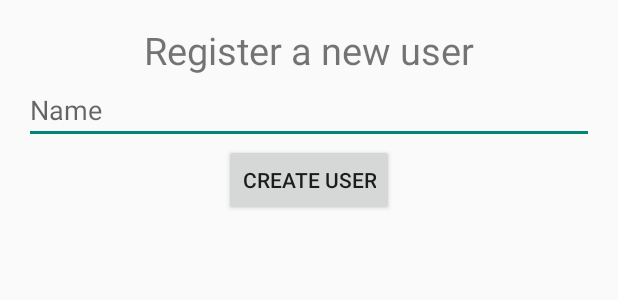
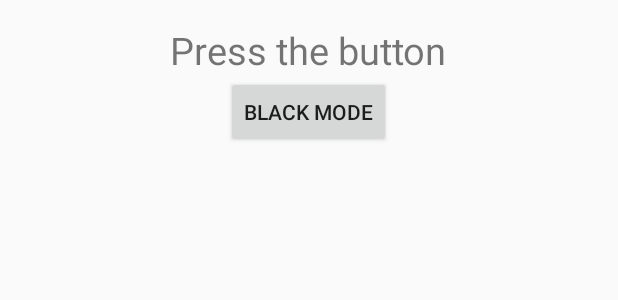
Before and after one commit to andrew749/Pluto-NFC, an Android app: the layout fragment_main.xml on its own in the app's theme, with its tools: preview values and no code run, on a phone screen of 412 x 824 dp. Shown: the top 300 px of the screen. Run offline under Robolectric (Android 15) with nearby library versions, the phone set to English and light mode, and no system bars.

Commit message:
Black screen mode

```diff
--- a/app/src/main/res/layout/fragment_main.xml
+++ b/app/src/main/res/layout/fragment_main.xml
@@ -9,26 +9,15 @@
         android:layout_width="wrap_content"
         android:layout_height="wrap_content"
         android:id="@+id/textView"
-        android:text="Register a new user"
+        android:text="@string/title"
         android:textSize="25sp"
         android:layout_centerHorizontal="true" />
-
-    <EditText
-        android:layout_width="wrap_content"
-        android:layout_height="wrap_content"
-        android:id="@+id/editText"
-        android:hint="Name"
-        android:layout_below="@+id/textView"
-        android:layout_alignParentRight="true"
-        android:layout_alignParentEnd="true"
-        android:layout_alignParentLeft="true"
-        android:layout_alignParentStart="true" />
 
     <Button
         android:layout_width="wrap_content"
         android:layout_height="wrap_content"
         android:text="@string/createuser"
-        android:id="@+id/createUser"
-        android:layout_below="@+id/editText"
+        android:id="@+id/startBlackMode"
+        android:layout_below="@+id/textView"
         android:layout_centerHorizontal="true" />
 </RelativeLayout>
--- a/app/src/main/res/values/strings.xml
+++ b/app/src/main/res/values/strings.xml
@@ -1,5 +1,6 @@
 <resources>
     <string name="app_name">Pluto</string>
     <string name="startservice">Start Service</string>
-    <string name="createuser">Create User</string>
+    <string name="createuser">Black Mode</string>
+    <string name="title">Press the button</string>
 </resources>
```
Also changed, not shown: app/src/main/AndroidManifest.xml (+36 -19 lines), app/src/main/java/me/andrewcodispoti/pluto_nfc/BlackModeService.java (added, +55 -0 lines), app/src/main/java/me/andrewcodispoti/pluto_nfc/MainActivityFragment.java (+6 -12 lines).
